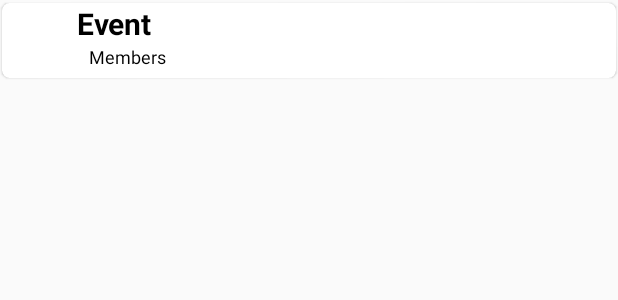
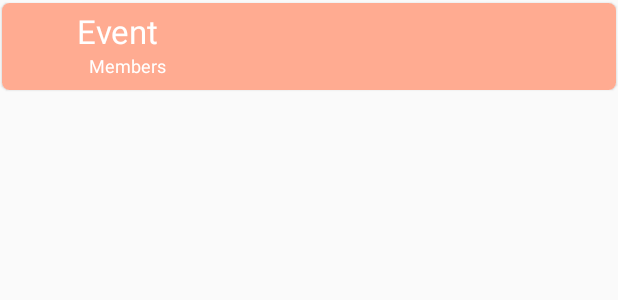
Before and after one commit to balboon/chat, an Android app: the layout chat_item.xml on its own in the app's theme, with its tools: preview values and no code run, on a phone screen of 412 x 824 dp. Shown: the top 300 px of the screen. Run offline under Robolectric (Android 15) with nearby library versions, the phone set to English and light mode, and no system bars; network calls fail.

Commit message:
Styling colors.

```diff
--- a/app/src/main/res/drawable/my_message.xml
+++ b/app/src/main/res/drawable/my_message.xml
@@ -1,5 +1,5 @@
 <shape xmlns:android="http://schemas.android.com/apk/res/android"
     android:shape="rectangle">
-    <solid android:color="@color/colorPrimary" />
+    <solid android:color="@color/colorPrimaryVariant" />
     <corners android:topRightRadius="2dp" android:radius="15dp" />
 </shape>
--- a/app/src/main/res/drawable/other_message.xml
+++ b/app/src/main/res/drawable/other_message.xml
@@ -1,5 +1,5 @@
 <shape xmlns:android="http://schemas.android.com/apk/res/android"
     android:shape="rectangle">
-    <solid android:color="@android:color/darker_gray" />
+    <solid android:color="@android:color/white" />
     <corners android:topLeftRadius="2dp" android:radius="15dp" />
 </shape>
--- a/app/src/main/res/layout/chat_item.xml
+++ b/app/src/main/res/layout/chat_item.xml
@@ -12,12 +12,16 @@
 
     <RelativeLayout
         android:layout_width="match_parent"
-        android:layout_height="wrap_content">
+        android:layout_height="wrap_content"
+        android:background="@color/colorPrimaryVariant"
+        android:paddingBottom="4dp"
+        android:paddingTop="4dp">
 
         <ImageView
             android:id="@+id/imageView"
             android:layout_width="50dp"
             android:layout_height="50dp"
+            android:layout_centerVertical="true"
             android:padding="2dp" />
 
         <TextView
@@ -28,9 +32,8 @@
             android:layout_toEndOf="@+id/imageView"
             android:layout_toRightOf="@+id/imageView"
             android:text="Event"
-            android:textColor="@android:color/black"
-            android:textSize="20sp"
-            android:textStyle="bold" />
+            android:textColor="@android:color/white"
+            android:textSize="22sp" />
 
         <TextView
             android:id="@+id/msgMembers"
@@ -42,7 +45,7 @@
             android:layout_toEndOf="@+id/imageView"
             android:layout_toRightOf="@+id/imageView"
             android:text="Members"
-            android:textColor="@android:color/black"
+            android:textColor="@android:color/white"
             android:textSize="12sp" />
     </RelativeLayout>
 
--- a/app/src/main/res/layout/my_message.xml
+++ b/app/src/main/res/layout/my_message.xml
@@ -21,9 +21,8 @@
         android:paddingHorizontal="10dp"
         android:paddingTop="4dp"
         android:text="How are you doing? This is a long message that should probably wrap."
-        android:textColor="#fff"
+        android:textColor="@android:color/black"
         android:textSize="18sp"
-
         app:layout_constrainedWidth="true"
         app:layout_constraintWidth_max="300dp"
         app:layout_constraintBottom_toBottomOf="parent"
@@ -40,7 +39,7 @@
         android:paddingBottom="4dp"
         android:paddingRight="4dp"
         android:text="10:00 AM"
-        android:textColor="#fff"
+        android:textColor="@android:color/primary_text_dark"
         app:layout_constraintBottom_toBottomOf="@+id/my_message_body"
         app:layout_constraintEnd_toEndOf="@+id/my_message_body"
         app:layout_constraintTop_toTopOf="parent"
--- a/app/src/main/res/layout/other_message.xml
+++ b/app/src/main/res/layout/other_message.xml
@@ -17,7 +17,7 @@
         android:layout_marginBottom="4dp"
         android:layout_marginLeft="4dp"
         android:layout_marginStart="4dp"
-        android:background="@drawable/avatar"
+        android:background="@drawable/ic_android"
         android:paddingLeft="4dp"
         android:paddingStart="4dp"
         android:scaleType="centerInside"
@@ -31,6 +31,7 @@
         android:layout_marginLeft="4dp"
         android:layout_marginStart="4dp"
         android:text="Their Name"
+        android:textColor="@android:color/darker_gray"
         app:layout_constraintBottom_toTopOf="@+id/their_message_body"
         app:layout_constraintStart_toEndOf="@+id/avatar" />
 
@@ -39,10 +40,10 @@
         android:layout_width="wrap_content"
         android:layout_height="wrap_content"
         android:textSize="12sp"
+        android:textColor="@android:color/darker_gray"
         android:elevation="4dp"
         android:text="10:35 PM"
         android:paddingBottom="4dp"
-        android:textColor="#fff"
         app:layout_constraintBottom_toBottomOf="@id/their_message_body"
         app:layout_constraintEnd_toEndOf="@id/their_message_body"
         app:layout_constraintHorizontal_bias="0.937"
@@ -62,6 +63,7 @@
         android:paddingTop="4dp"
         android:text="How are you doing? This is a long message that should probably wrap."
         android:textSize="18sp"
+        android:textColor="@android:color/black"
         app:layout_constrainedWidth="true"
         app:layout_constraintWidth_max="300dp"
         app:layout_constraintBottom_toBottomOf="parent"
--- a/app/src/main/res/values/colors.xml
+++ b/app/src/main/res/values/colors.xml
@@ -1,6 +1,7 @@
 <?xml version="1.0" encoding="utf-8"?>
 <resources>
-    <color name="colorPrimary">#3F51B5</color> <!-- Color of Toolbar -->
-    <color name="colorPrimaryDark">#303F9F</color> <!-- Color of Status Bar -->
-    <color name="colorAccent">#FF4081</color>
+    <color name="colorPrimary">#FF7043</color> <!-- Color of Toolbar -->
+    <color name="colorPrimaryDark">#D84315</color> <!-- Color of Status Bar -->
+    <color name="colorPrimaryVariant">#FFAB91</color>
+    <color name="colorAccent">#00e676</color>
 </resources>
```
Also changed, not shown: app/src/main/res/layout/activity_event.xml (+5 -11 lines).
